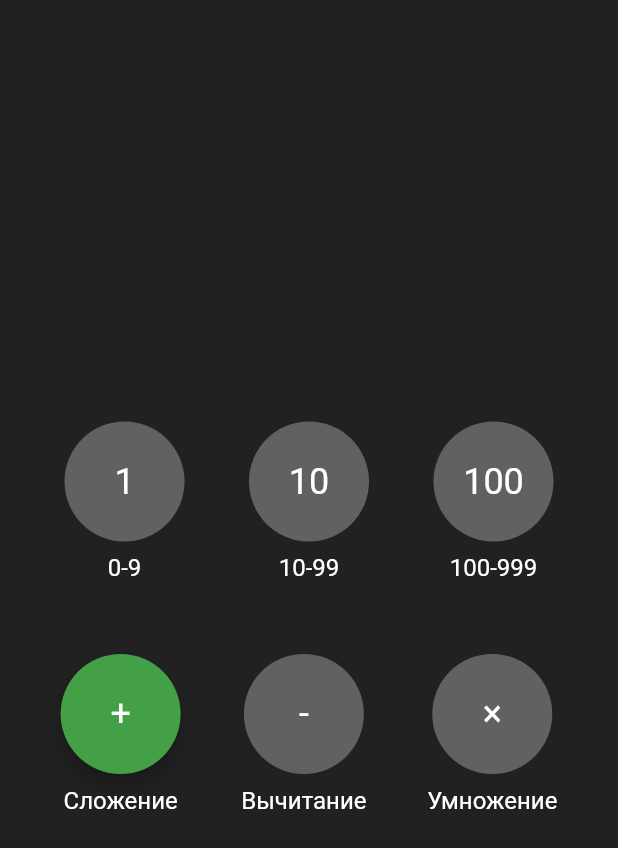
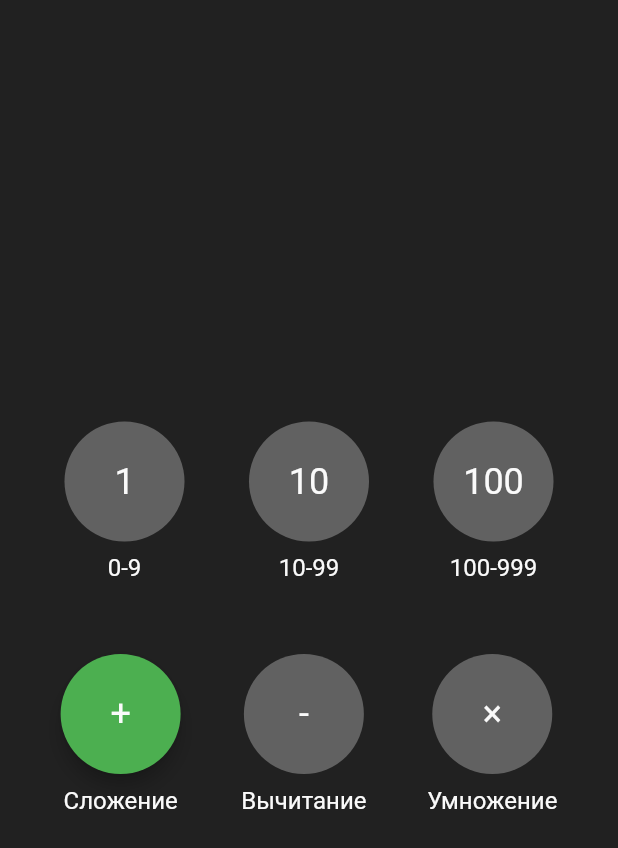
Before and after one commit to Vorkytaka/arithmetic_flutter, a Flutter app: the screen it shows after launch, after a tap on an icon or button, on a phone screen of 412 x 824 dp. Shown: the top 848 px of the screen. Run offline on Flutter 3.47's test engine with Material 2 defaults, Android fonts, the phone set to English and light mode, and no system bars; our stand-ins replace flutter_bloc, shared_preferences.

Commit message:
- Generate theme from base params

```diff
--- a/lib/app.dart
+++ b/lib/app.dart
@@ -1,6 +1,7 @@
 import 'package:arithmetic/data/storage.dart';
 import 'package:arithmetic/domain/mode/mode_bloc.dart';
 import 'package:arithmetic/main.dart';
+import 'package:arithmetic/theme.dart';
 import 'package:arithmetic/ui/game_screen/game_screen.dart';
 import 'package:arithmetic/ui/main_screen/main_screen.dart';
 import 'package:flutter/material.dart';
@@ -19,27 +20,10 @@ class App extends StatelessWidget {
           MainScreen.pathKey: (context) => const MainScreen(),
           GameScreen.pathKey: (context) => const GameScreen(),
         },
-        theme: ThemeData(
+        theme: getTheme(
           brightness: Brightness.dark,
-          primaryColor: Colors.green.shade600,
-          scaffoldBackgroundColor: Colors.grey.shade900,
-          primaryIconTheme: const IconThemeData(color: Colors.white),
-          errorColor: Colors.red.shade900,
-          colorScheme: ColorScheme(
-            brightness: Brightness.dark,
-            background: Colors.green.shade600,
-            onBackground: Colors.white,
-            error: Colors.red.shade900,
-            onError: Colors.white,
-            primary: Colors.green.shade600,
-            primaryVariant: Colors.grey.shade700,
-            onPrimary: Colors.white,
-            secondary: Colors.cyan.shade700,
-            secondaryVariant: Colors.grey.shade700,
-            onSecondary: Colors.white,
-            surface: Colors.grey.shade900,
-            onSurface: Colors.white,
-          ),
+          primary: Colors.green,
+          secondary: const Color(0xffaf4cac),
         ),
       ),
     );
--- /dev/null
+++ b/lib/theme.dart
@@ -0,0 +1,81 @@
+import 'package:flutter/material.dart';
+
+const Color _lightColor = Color(0xfffafafa);
+const Color _darkColor = Color(0xff212121);
+
+ThemeData getTheme({
+  Brightness brightness = Brightness.dark,
+  required Color primary,
+  required Color secondary,
+}) {
+  final background = brightness == Brightness.light ? _lightColor : _darkColor;
+  final secondaryBackground = brightness == Brightness.light ? Colors.blueGrey.shade200 : Colors.blueGrey.shade700;
+
+  final correct = brightness == Brightness.light ? Colors.green.shade300 : Colors.green.shade600;
+  final error = Colors.red.shade300;
+
+  final disabled = brightness == Brightness.light ? Colors.grey.shade600 : Colors.grey.shade700;
+
+  return ThemeData(
+    brightness: Brightness.dark,
+    primaryColor: primary,
+    scaffoldBackgroundColor: background,
+    primaryIconTheme: IconThemeData(
+      color: primary.isLight ? _darkColor : _lightColor,
+    ),
+    disabledColor: disabled,
+    errorColor: error,
+    colorScheme: getColorScheme(
+      primary: primary,
+      secondary: secondary,
+      background: background,
+      secondaryBackground: secondaryBackground,
+      correct: correct,
+      error: error,
+    ),
+    textTheme: TextTheme(
+      headline1: TextStyle(
+        color: brightness == Brightness.light ? _darkColor : _lightColor,
+        fontWeight: FontWeight.normal,
+      ),
+      headline3: TextStyle(
+        color: brightness == Brightness.light ? _darkColor : _lightColor,
+        fontWeight: FontWeight.w300,
+      ),
+      headline5: TextStyle(
+        color: brightness == Brightness.light ? _darkColor : _lightColor,
+      ),
+      subtitle1: const TextStyle(),
+    ),
+  );
+}
+
+ColorScheme getColorScheme({
+  Brightness brightness = Brightness.dark,
+  required Color primary,
+  required Color secondary,
+  required Color background,
+  required Color secondaryBackground,
+  required Color correct,
+  required Color error,
+}) {
+  return ColorScheme(
+    primary: primary,
+    primaryVariant: primary,
+    secondary: secondary,
+    secondaryVariant: correct,
+    surface: secondaryBackground,
+    background: background,
+    error: error,
+    onPrimary: primary.isLight ? _darkColor : _lightColor,
+    onSecondary: secondary.isLight ? _darkColor : _lightColor,
+    onSurface: secondaryBackground.isLight ? _darkColor : _lightColor,
+    onBackground: background.isLight ? _darkColor : _lightColor,
+    onError: error.isLight ? _darkColor : _lightColor,
+    brightness: brightness,
+  );
+}
+
+extension _ColorUtils on Color {
+  bool get isLight => ThemeData.estimateBrightnessForColor(this) == Brightness.light;
+}
--- a/lib/ui/main_screen/main_screen.dart
+++ b/lib/ui/main_screen/main_screen.dart
@@ -35,7 +35,7 @@ class MainScreen extends StatelessWidget {
                     width: 66,
                     height: 66,
                     child: IconTheme(
-                      data: Theme.of(context).primaryIconTheme,
+                      data: IconThemeData(color: Theme.of(context).colorScheme.onSecondary),
                       child: const Icon(
                         Icons.arrow_forward_ios,
                         size: 20,
@@ -134,11 +134,14 @@ class _ButtonWithTitle extends StatelessWidget {
           color: color,
           onPressed: onPressed,
           elevation: elevation,
+          textStyle: TextStyle(color: Theme.of(context).colorScheme.onPrimary),
         ),
         const SizedBox(height: 8),
         Text(
           title,
-          style: Theme.of(context).textTheme.subtitle1,
+          style: Theme.of(context).textTheme.subtitle1?.copyWith(
+                color: Theme.of(context).colorScheme.onBackground,
+              ),
         ),
       ],
     );
@@ -168,7 +171,7 @@ class _Button extends StatelessWidget {
       builder: (context, state) => _ButtonWithTitle(
         title: title,
         buttonChild: child,
-        color: selector(state) ? Theme.of(context).primaryColor : Theme.of(context).colorScheme.primaryVariant,
+        color: selector(state) ? Theme.of(context).primaryColor : Theme.of(context).disabledColor,
         onPressed: onPressed,
         elevation: selector(state) ? 5 : 0,
       ),
--- a/lib/widget/you_button.dart
+++ b/lib/widget/you_button.dart
@@ -93,8 +93,9 @@ class _YouButtonState extends State<YouButton> with SingleTickerProviderStateMix
       child: IconTheme(
         data: Theme.of(context).primaryIconTheme,
         child: DefaultTextStyle(
-          style: widget.textStyle ??
-              Theme.of(context).textTheme.headline5!.copyWith(color: Theme.of(context).colorScheme.onPrimary),
+          style: widget.textStyle != null
+              ? Theme.of(context).textTheme.headline5!.merge(widget.textStyle)
+              : Theme.of(context).textTheme.headline5!.copyWith(color: Theme.of(context).colorScheme.onPrimary),
           child: widget.child,
         ),
       ),
```
Also changed, not shown: lib/ui/game_screen/game_screen.dart (+9 -6 lines).
